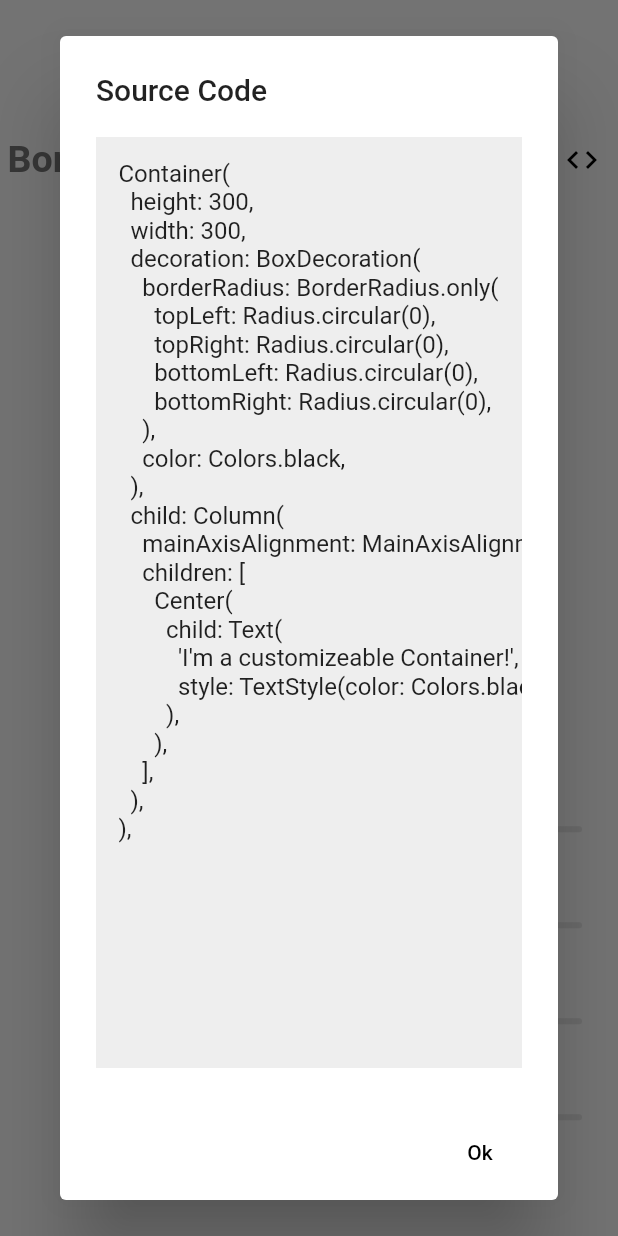
After one commit to gabriel371/BorderRadius-Previewer, a Flutter app: the screen it shows after launch, after a tap on the "code" icon, on a phone screen of 412 x 824 dp. The commit adds this screen. Run offline on Flutter 3.47's test engine with Material 2 defaults, Android fonts, the light colour scheme and no system bars.

Commit message:
Implemented source code option

```diff
--- a/lib/home_page.dart
+++ b/lib/home_page.dart
@@ -1,4 +1,6 @@
 import 'package:flutter/material.dart';
+
+import 'soure_code.dart';
 
 class HomePage extends StatefulWidget {
   @override
@@ -13,6 +15,32 @@ class _HomePageState extends State<HomePage> {
 
   TextEditingController topLeftController = TextEditingController();
 
+  Future<void> _showCode() async {
+    return showDialog(
+        context: context,
+        barrierDismissible: true,
+        builder: (BuildContext ctx) {
+          return AlertDialog(
+            title: Text('Source Code'),
+            content: SourceCode(
+              topLeftRadius: topLeftRadius,
+              topRightRadius: topRightRadius,
+              bottomLeftRadius: bottomLeftRadius,
+              bottomRightRadius: bottomRightRadius,
+            ),
+            actions: <Widget>[
+              FlatButton(
+                child: Text(
+                  'Ok',
+                  style: TextStyle(color: Colors.black),
+                ),
+                onPressed: () => Navigator.of(ctx).pop(),
+              ),
+            ],
+          );
+        });
+  }
+
   @override
   Widget build(BuildContext context) {
     return Scaffold(
@@ -24,13 +52,25 @@ class _HomePageState extends State<HomePage> {
             SizedBox(height: MediaQuery.of(context).size.height * 0.1),
             Padding(
               padding: EdgeInsets.only(left: 5),
-              child: Text(
-                'BorderRadius Previewer',
+              child: Row(
+                mainAxisAlignment: MainAxisAlignment.spaceBetween,
+                children: [
+                  Text(
+                    'BorderRadius',
                     style: TextStyle(
                       color: Colors.grey[600],
                       fontSize: 25,
                       fontWeight: FontWeight.bold,
                     ),
+                  ),
+                  IconButton(
+                    icon: Icon(
+                      Icons.code,
+                      color: Colors.black,
+                    ),
+                    onPressed: _showCode,
+                  ),
+                ],
               ),
             ),
             SizedBox(height: MediaQuery.of(context).size.height * 0.05),
@@ -47,16 +87,15 @@ class _HomePageState extends State<HomePage> {
                         bottomLeft: Radius.circular(bottomLeftRadius),
                         bottomRight: Radius.circular(bottomRightRadius),
                       ),
-                      color: Colors.grey[400],
+                      color: Colors.black,
                     ),
                     child: Column(
                       mainAxisAlignment: MainAxisAlignment.center,
                       children: [
                         Center(
-                          child: Expanded(
                           child: Text(
                             'I\'m a customizeable Container!',
-                            ),
+                            style: TextStyle(color: Colors.white),
                           ),
                         ),
                       ],
--- a/lib/main.dart
+++ b/lib/main.dart
@@ -13,7 +13,7 @@ class MyApp extends StatelessWidget {
       debugShowCheckedModeBanner: false,
       title: 'BorderRadius Previewer',
       theme: ThemeData(
-        primarySwatch: Colors.blue,
+        primarySwatch: Colors.grey,
         visualDensity: VisualDensity.adaptivePlatformDensity,
       ),
       home: HomePage(),
--- /dev/null
+++ b/lib/soure_code.dart
@@ -0,0 +1,66 @@
+import 'package:flutter/material.dart';
+
+class SourceCode extends StatefulWidget {
+  double topLeftRadius;
+  double topRightRadius;
+  double bottomLeftRadius;
+  double bottomRightRadius;
+
+  SourceCode({
+    this.topLeftRadius = 0.0,
+    this.topRightRadius = 0.0,
+    this.bottomLeftRadius = 0.0,
+    this.bottomRightRadius = 0.0,
+  });
+
+  @override
+  _SourceCodeState createState() => _SourceCodeState();
+}
+
+class _SourceCodeState extends State<SourceCode> {
+  @override
+  Widget build(BuildContext context) {
+    List<Text> code = [
+      Text('Container('),
+      Text('  height: 300,'),
+      Text('  width: 300,'),
+      Text('  decoration: BoxDecoration('),
+      Text('    borderRadius: BorderRadius.only('),
+      Text('      topLeft: Radius.circular(${widget.topLeftRadius.floor()}),'),
+      Text('      topRight: Radius.circular(${widget.topRightRadius.floor()}),'),
+      Text('      bottomLeft: Radius.circular(${widget.bottomLeftRadius.floor()}),'),
+      Text('      bottomRight: Radius.circular(${widget.bottomRightRadius.floor()}),'),
+      Text('    ),'),
+      Text('    color: Colors.black,'),
+      Text('  ),'),
+      Text('  child: Column('),
+      Text('    mainAxisAlignment: MainAxisAlignment.center,'),
+      Text('    children: ['),
+      Text('      Center('),
+      Text('        child: Text('),
+      Text('          \'I\'m a customizeable Container!\','),
+      Text('          style: TextStyle(color: Colors.black),'),
+      Text('        ),'),
+      Text('      ),'),
+      Text('    ],'),
+      Text('  ),'),
+      Text('),'),
+    ];
+
+    return SingleChildScrollView(
+      scrollDirection: Axis.horizontal,
+      child: GestureDetector(
+        child: Container(
+          padding: EdgeInsets.all(15),
+          decoration: BoxDecoration(
+            color: Colors.grey[200],
+          ),
+          child: Column(
+            crossAxisAlignment: CrossAxisAlignment.start,
+            children: code,
+          ),
+        ),
+      ),
+    );
+  }
+}
```
Lines whose indentation alone changed are shown as unchanged.
